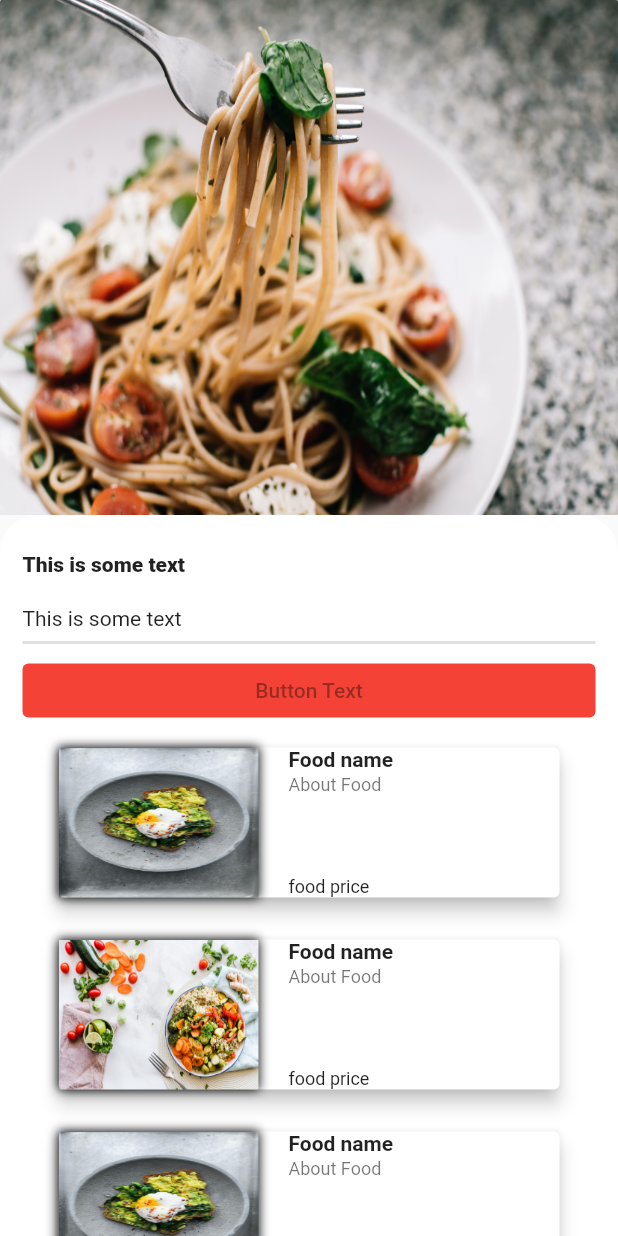
After one commit to aswathygopan235/foodApp123, a Flutter app: the RestaurantDetailsScreen screen opened by its route, on a phone screen of 412 x 824 dp. The commit adds this screen. Run offline on Flutter 3.47's test engine with Material 2 defaults, Android fonts, the phone set to English and light mode, and no system bars.

Commit message:
Food tiles creation

```diff
--- a/lib/main.dart
+++ b/lib/main.dart
@@ -1,6 +1,7 @@
 import 'package:flutter/material.dart';
 import 'package:food_blog_app/screens/food_screen.dart';
 import 'package:food_blog_app/screens/restaurants_screen.dart';
+import 'package:food_blog_app/screens/restaurant_details_screen.dart';
 
 void main() {
   runApp(MyApp());
@@ -14,6 +15,7 @@ class MyApp extends StatelessWidget {
       routes: {
         FoodScreen.id: (context) => FoodScreen(),
         RestaurantsScreen.id: (context) => RestaurantsScreen(),
+        RestaurantDetailsScreen.id: (context) => RestaurantDetailsScreen(),
       },
     );
   }
--- /dev/null
+++ b/lib/models/food.dart
@@ -0,0 +1,7 @@
+class Food {
+  final foodImage;
+  final foodName;
+  final foodDescription;
+  final foodPrice;
+  Food({this.foodImage, this.foodName, this.foodDescription, this.foodPrice});
+}
--- /dev/null
+++ b/lib/models/food_data.dart
@@ -0,0 +1,28 @@
+import 'package:food_blog_app/models/food.dart';
+
+class FoodData {
+  final List<Food> foods = [
+    Food(
+      foodImage: 'images/food1.jpg',
+      foodName: 'Food name',
+      foodDescription: 'About Food',
+      foodPrice: 'food price',
+    ),
+    Food(
+      foodImage: 'images/food2.jpg',
+      foodName: 'Food name',
+      foodDescription: 'About Food',
+      foodPrice: 'food price',
+    ),
+    Food(
+      foodImage: 'images/food1.jpg',
+      foodName: 'Food name',
+      foodDescription: 'About Food',
+      foodPrice: 'food price',
+    ),
+  ];
+
+  int get foodCount {
+    return foods.length;
+  }
+}
--- a/lib/screens/food_screen.dart
+++ b/lib/screens/food_screen.dart
@@ -12,9 +12,15 @@ class FoodScreen extends StatelessWidget {
   Widget build(BuildContext context) {
     return Scaffold(
       appBar: AppBar(
-        leading: Icon(
-          Icons.menu,
-          color: Colors.black,
+        leading: Builder(
+          builder: (context) => IconButton(
+            icon: new Icon(
+              Icons.list,
+              color: Colors.black,
+              size: 50.0,
+            ),
+            onPressed: () => Scaffold.of(context).openDrawer(),
+          ),
         ),
         centerTitle: true,
         elevation: 0,
--- /dev/null
+++ b/lib/screens/restaurant_details_screen.dart
@@ -0,0 +1,88 @@
+import 'package:flutter/material.dart';
+import 'package:food_blog_app/utilities/constants.dart';
+import 'package:food_blog_app/widgets/list_food.dart';
+
+class RestaurantDetailsScreen extends StatelessWidget {
+  static String id = 'restaurant_details_screen';
+  @override
+  Widget build(BuildContext context) {
+    return Scaffold(
+      body: SingleChildScrollView(
+        child: Container(
+          child: SizedBox(
+            child: Column(
+              crossAxisAlignment: CrossAxisAlignment.stretch,
+              children: <Widget>[
+                AspectRatio(
+                  aspectRatio: 1.2,
+                  child: Container(
+                    // height: 500.0,
+                    // width: 200.0,
+                    decoration: new BoxDecoration(
+                      borderRadius: BorderRadius.circular(1.0),
+                      image: new DecorationImage(
+                        image: new AssetImage('images/food3.jpg'),
+                        fit: BoxFit.fill,
+                      ),
+                    ),
+                  ),
+                ),
+                Container(
+                  child: Expanded(
+                    //WhiteSpace start
+                    child: Container(
+                      padding: EdgeInsets.symmetric(
+                        horizontal: 10.0,
+                      ),
+                      decoration: kWhiteSpaceBoxDecoration,
+                      child: Container(
+                        child: Padding(
+                          padding: const EdgeInsets.all(5.0),
+                          child: Column(
+                            crossAxisAlignment: CrossAxisAlignment.stretch,
+                            children: [
+                              Padding(
+                                padding: const EdgeInsets.symmetric(
+                                  vertical: 20.0,
+                                  // horizontal: 20.0
+                                ),
+                                child: Text(
+                                  'This is some text',
+                                  textAlign: TextAlign.left,
+                                  style: TextStyle(
+                                      fontWeight: FontWeight.w800,
+                                      textBaseline: TextBaseline.alphabetic),
+                                ),
+                              ),
+                              Text('This is some text'),
+                              Divider(thickness: 2.0),
+                              ElevatedButton(
+                                onPressed: null,
+                                style: ButtonStyle(
+                                  backgroundColor:
+                                      MaterialStateProperty.all<Color>(
+                                          Colors.red),
+                                ),
+                                child: Text(
+                                  'Button Text',
+                                ),
+                              ),
+                              Container(
+                                height: 1000.0,
+                                child: ListFood(),
+                              ),
+                            ],
+                          ),
+                        ),
+                      ),
+                    ),
+                  ),
+                ),
+              ],
+            ),
+          ),
+        ),
+      ),
+    );
+  }
+}
--- /dev/null
+++ b/lib/widgets/food_tile.dart
@@ -0,0 +1,112 @@
+import 'dart:ui';
+
+import 'package:flutter/material.dart';
+import 'package:food_blog_app/widgets/thumbnail_image_widget.dart';
+
+class FoodTile extends StatelessWidget {
+  final String foodThumbnailImagePath;
+  final String foodName;
+  final String foodDescription;
+  final String foodPrice;
+
+  FoodTile({
+    this.foodThumbnailImagePath,
+    this.foodName,
+    this.foodDescription,
+    this.foodPrice,
+  });
+  @override
+  Widget build(BuildContext context) {
+    return Padding(
+      padding: const EdgeInsets.symmetric(vertical: 10.0, horizontal: 20.0),
+      child: Card(
+        elevation: 5.0,
+        child: SizedBox(
+          height: 100,
+          child: Row(
+            crossAxisAlignment: CrossAxisAlignment.start,
+            children: <Widget>[
+              AspectRatio(
+                aspectRatio: 4 / 3,
+                child: ThumbnailImageWidget(
+                    thumbnailImagePath: foodThumbnailImagePath),
+              ),
+              Expanded(
+                child: Padding(
+                  padding: const EdgeInsets.fromLTRB(20.0, 0.0, 2.0, 0.0),
+                  child: _FoodDescription(
+                    foodName: foodName,
+                    foodDescription: foodDescription,
+                    foodPrice: foodPrice,
+                  ),
+                ),
+              )
+            ],
+          ),
+        ),
+      ),
+    );
+  }
+}
+
+class _FoodDescription extends StatelessWidget {
+  final String foodThumbnailImagePath;
+  final String foodName;
+  final String foodDescription;
+  final String foodPrice;
+  _FoodDescription(
+      {this.foodThumbnailImagePath,
+      this.foodName,
+      this.foodDescription,
+      this.foodPrice});
+  @override
+  Widget build(BuildContext context) {
+    return Column(
+      crossAxisAlignment: CrossAxisAlignment.start,
+      children: <Widget>[
+        Expanded(
+          flex: 1,
+          child: Column(
+            crossAxisAlignment: CrossAxisAlignment.start,
+            children: <Widget>[
+              Text(
+                '$foodName',
+                maxLines: 3,
+                overflow: TextOverflow.ellipsis,
+                style: const TextStyle(
+                  fontWeight: FontWeight.bold,
+                ),
+              ),
+              const Padding(padding: EdgeInsets.only(bottom: 2.0)),
+              Text(
+                '$foodDescription',
+                maxLines: 10,
+                overflow: TextOverflow.ellipsis,
+                style: const TextStyle(
+                  fontSize: 12.0,
+                  color: Colors.black54,
+                ),
+              ),
+            ],
+          ),
+        ),
+        Expanded(
+          flex: 1,
+          child: Column(
+            crossAxisAlignment: CrossAxisAlignment.start,
+            mainAxisAlignment: MainAxisAlignment.end,
+            children: <Widget>[
+              Text(
+                '$foodPrice',
+                style: const TextStyle(
+                  fontSize: 12.0,
+                  color: Colors.black87,
+                ),
+              ),
+            ],
+          ),
+        ),
+      ],
+    );
+  }
+}
--- /dev/null
+++ b/lib/widgets/list_food.dart
@@ -0,0 +1,23 @@
+import 'package:flutter/material.dart';
+import 'package:food_blog_app/models/food_data.dart';
+import 'package:food_blog_app/widgets/food_tile.dart';
+
+class ListFood extends StatelessWidget {
+  final FoodData foodData = FoodData();
+  @override
+  Widget build(BuildContext context) {
+    return ListView.builder(
+      scrollDirection: Axis.vertical,
+      itemCount: foodData.foodCount,
+      itemBuilder: (context, index) {
+        final food = foodData.foods[index];
+        return FoodTile(
+          foodThumbnailImagePath: food.foodImage,
+          foodName: food.foodName,
+          foodDescription: food.foodDescription,
+          foodPrice: food.foodPrice,
+        );
+      },
+    );
+  }
+}
--- a/lib/widgets/list_restaurants.dart
+++ b/lib/widgets/list_restaurants.dart
@@ -1,5 +1,6 @@
 import 'package:flutter/material.dart';
 import 'package:food_blog_app/models/restaurant_data.dart';
+import 'package:food_blog_app/screens/restaurant_details_screen.dart';
 import 'package:food_blog_app/widgets/restaurant_tile.dart';
 
 class ListRestaurant extends StatelessWidget {
@@ -15,6 +16,9 @@ class ListRestaurant extends StatelessWidget {
           restaurantName: restaurant.restaurantName,
           restaurantDescription: restaurant.restaurantDescription,
           restaurantThumbnailImagePath: restaurant.restaurantThumbnailImagePath,
+          onPressedFunction: () {
+            Navigator.pushNamed(context, RestaurantDetailsScreen.id);
+          },
         );
       },
     );
--- a/lib/widgets/restaurant_tile.dart
+++ b/lib/widgets/restaurant_tile.dart
@@ -7,16 +7,19 @@ class RestaurantTile extends StatelessWidget {
   final String restaurantThumbnailImagePath;
   final String restaurantName;
   final String restaurantDescription;
+  final Function onPressedFunction;
 
-  RestaurantTile({
-    this.restaurantThumbnailImagePath,
+  RestaurantTile(
+      {this.restaurantThumbnailImagePath,
       this.restaurantName,
       this.restaurantDescription,
-  });
+      this.onPressedFunction});
   @override
   Widget build(BuildContext context) {
     return Padding(
       padding: const EdgeInsets.symmetric(vertical: 5.0, horizontal: 5.0),
+      child: GestureDetector(
+        onTap: onPressedFunction,
         child: Card(
           elevation: 10.0,
           child: SizedBox(
@@ -39,6 +42,7 @@ class RestaurantTile extends StatelessWidget {
                   ),
                 )
               ],
+            ),
           ),
         ),
       ),
```
Lines whose indentation alone changed are shown as unchanged.
